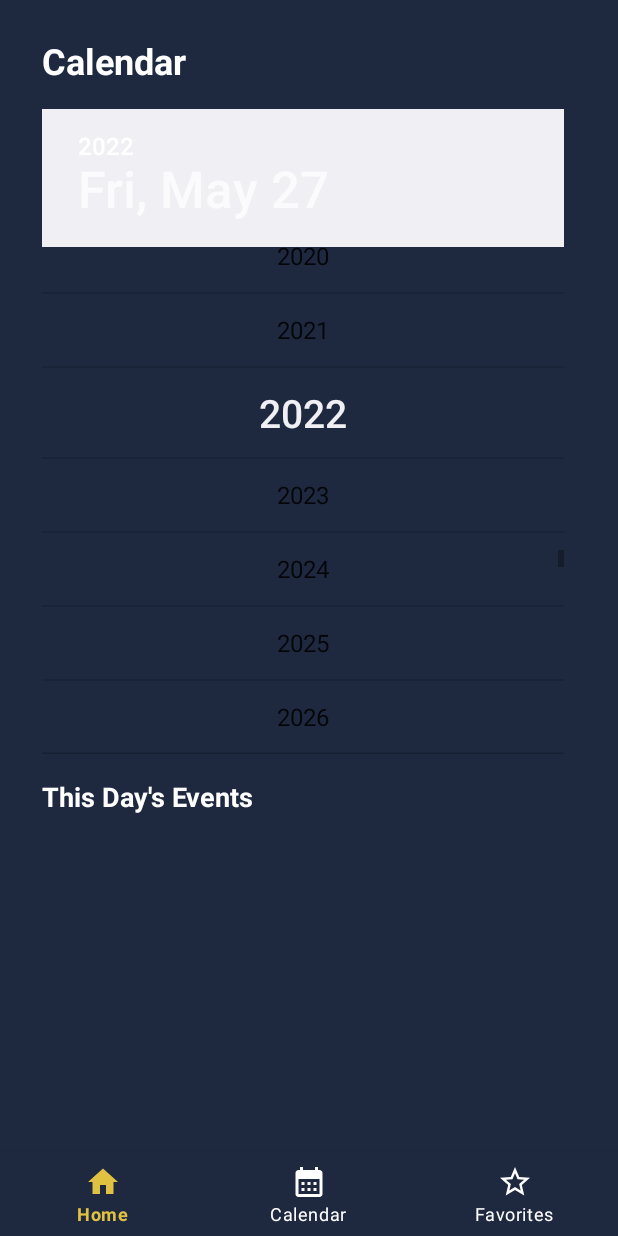
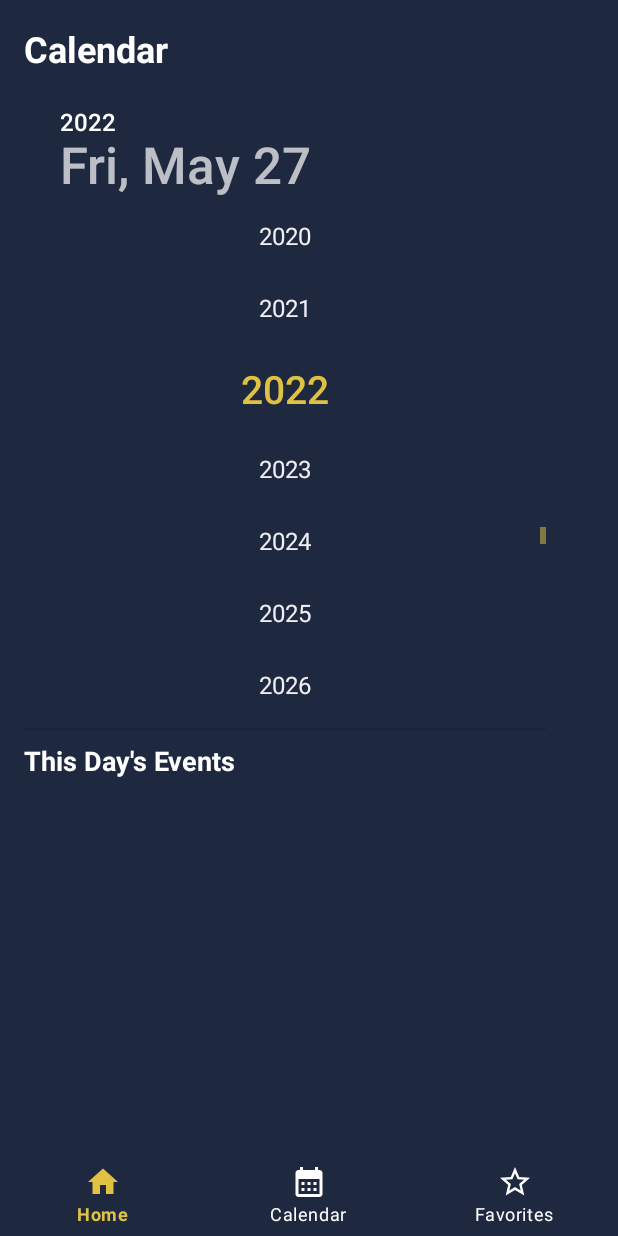
Before and after one commit to AhmedMaad/World-Tickets, an Android app: the CalendarFragment screen opened through its navigation route, after a tap on "2022", on a phone screen of 412 x 824 dp. Run offline under Robolectric (Android 15) with nearby library versions, the phone set to English and light mode, and no system bars; our stand-ins replace Firebase (no records; nobody signed in at launch, a user with empty details on screens opened directly), navigation-ui; pictures from the network do not load; 6 statements that could not run were skipped.

Commit message:
calendar design

```diff
--- a/app/src/main/java/com/maad/worldtickets/CalendarFragment.kt
+++ b/app/src/main/java/com/maad/worldtickets/CalendarFragment.kt
@@ -1,11 +1,13 @@
 package com.maad.worldtickets
 
 import android.os.Bundle
+import android.util.Log
 import android.view.LayoutInflater
 import android.view.View
 import android.view.ViewGroup
 import androidx.fragment.app.Fragment
 import com.maad.worldtickets.databinding.FragmentCalendarBinding
+import java.util.*
 
 class CalendarFragment : Fragment() {
 
@@ -15,6 +17,21 @@ class CalendarFragment : Fragment() {
 
         val binding = FragmentCalendarBinding.inflate(inflater, container, false)
 
+        //binding.calendar.setOnDateChangedListener { view, year, monthOfYear, dayOfMonth ->  }
+
+        val c = Calendar.getInstance()
+        binding.calendar.init(
+            c.get(Calendar.YEAR),
+            c.get(Calendar.MONTH),
+            c.get(Calendar.DAY_OF_MONTH)
+        ) { view, year, monthOfYear, dayOfMonth ->
+            if (dayOfMonth % 10 == 0){
+
+            }
+            else if (dayOfMonth % 7 == 0){
+
+            }
+        }
 
         return binding.root
     }
--- a/app/src/main/res/layout/fragment_calendar.xml
+++ b/app/src/main/res/layout/fragment_calendar.xml
@@ -4,16 +4,13 @@
     xmlns:tools="http://schemas.android.com/tools"
     android:layout_width="match_parent"
     android:layout_height="match_parent"
-    android:paddingTop="16dp"
-    android:paddingEnd="8dp"
-    android:paddingBottom="16dp"
+    android:padding="16dp"
     tools:context=".CalendarFragment">
 
     <TextView
         android:id="@+id/calendar_tv"
         android:layout_width="wrap_content"
         android:layout_height="wrap_content"
-        android:layout_marginTop="8dp"
         android:text="Calendar"
         android:textColor="@color/white"
         android:textSize="24sp"
@@ -23,11 +20,10 @@
 
     <DatePicker
         android:id="@+id/calendar"
-        style="@style/CalendarStyle"
-        android:layout_width="wrap_content"
+        android:layout_width="match_parent"
         android:layout_height="wrap_content"
-        android:layout_marginTop="16dp"
-        android:calendarTextColor="@color/gold"
+        android:layout_marginTop="8dp"
+        android:theme="@style/DialogTheme"
         app:layout_constraintEnd_toEndOf="parent"
         app:layout_constraintStart_toStartOf="parent"
         app:layout_constraintTop_toBottomOf="@id/calendar_tv" />
@@ -36,7 +32,7 @@
         android:id="@+id/day_event_tv"
         android:layout_width="wrap_content"
         android:layout_height="wrap_content"
-        android:layout_marginTop="16dp"
+        android:layout_marginTop="8dp"
         android:text="This Day's Events"
         android:textColor="@color/white"
         android:textSize="18sp"
@@ -53,6 +49,7 @@
         app:layout_constraintBottom_toBottomOf="parent"
         app:layout_constraintEnd_toEndOf="@id/calendar"
         app:layout_constraintStart_toStartOf="@id/day_event_tv"
-        app:layout_constraintTop_toBottomOf="@id/day_event_tv" />
+        app:layout_constraintTop_toBottomOf="@id/day_event_tv"
+        tools:listitem="@layout/calendar_event_list_item" />
 
 </androidx.constraintlayout.widget.ConstraintLayout>
--- a/app/src/main/res/values/themes.xml
+++ b/app/src/main/res/values/themes.xml
@@ -1,30 +1,26 @@
 <resources xmlns:tools="http://schemas.android.com/tools">
     <!-- Base application theme. -->
     <style name="Theme.WorldTickets" parent="Theme.MaterialComponents.DayNight.NoActionBar">
-        <!-- Primary brand color. -->
         <item name="colorPrimary">@color/purple_500</item>
         <item name="colorPrimaryVariant">@color/purple_700</item>
         <item name="colorOnPrimary">@color/white</item>
-        <!-- Secondary brand color. -->
         <item name="colorSecondary">@color/teal_200</item>
-        <item name="colorSecondaryVariant">@color/teal_700</item>
-        <item name="colorOnSecondary">@color/black</item>
-        <!-- Status bar color. -->
-        <item name="android:statusBarColor" tools:targetApi="l">?attr/colorPrimaryVariant</item>
-        <!-- Customize your theme here. -->
-        <item name="android:windowBackground">@color/dark_blue</item>
-    </style>
-
-    <style name="CalendarStyle" parent="Theme.MaterialComponents.DayNight.NoActionBar">
-        <!-- Primary brand color. -->
-        <item name="colorPrimary">@color/purple_500</item>
-        <item name="colorPrimaryVariant">@color/purple_700</item>
-        <item name="colorOnPrimary">@color/gold</item>
-        <item name="colorSecondary">@color/dark_blue</item>
         <item name="colorSecondaryVariant">@color/teal_700</item>
         <item name="colorOnSecondary">@color/black</item>
         <item name="android:statusBarColor" tools:targetApi="l">?attr/colorPrimaryVariant</item>
         <item name="android:windowBackground">@color/dark_blue</item>
     </style>
 
+    <style name="DialogTheme" parent="ThemeOverlay.AppCompat.Dialog">
+        <!--header background-->
+        <item name="colorAccent">@color/dark_blue</item>
+        <!--selected day-->
+        <item name="android:colorControlActivated">@color/gold</item>
+        <!--days of the month-->
+        <item name="android:textColorPrimary">@color/teal_200</item>
+        <!--days of the week-->
+        <item name="android:textColorSecondary">@color/gold</item>
+    </style>
+
+
 </resources>
```
Also changed, not shown: app/src/main/res/layout/calendar_event_list_item.xml (added, +60 -0 lines).
